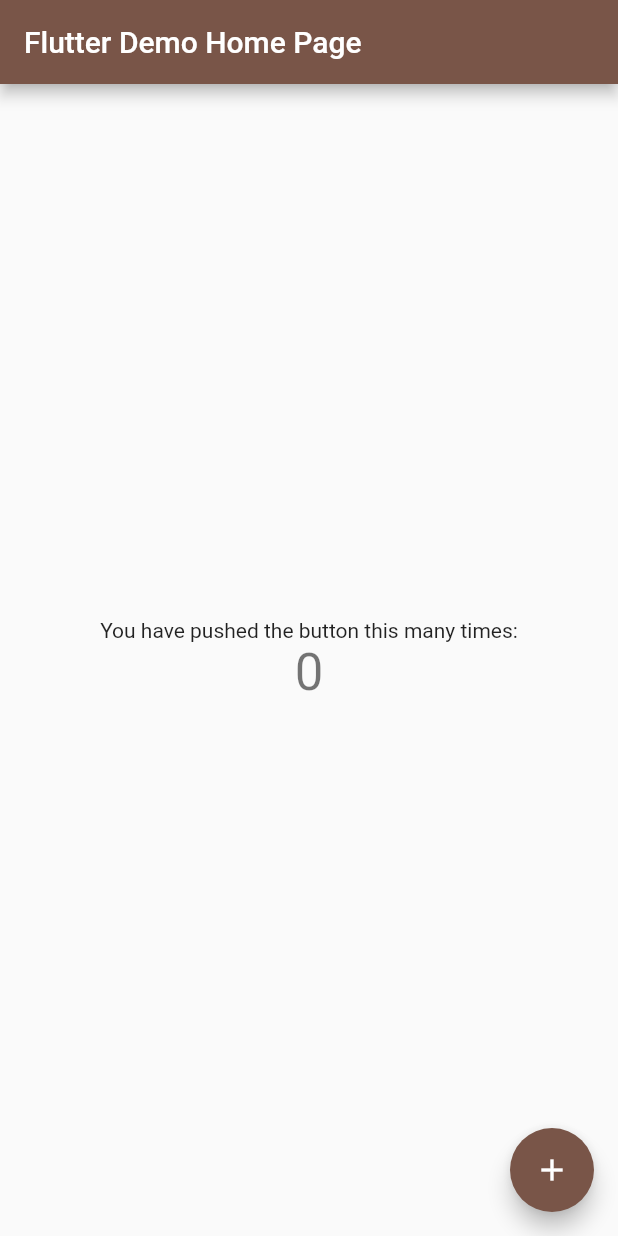
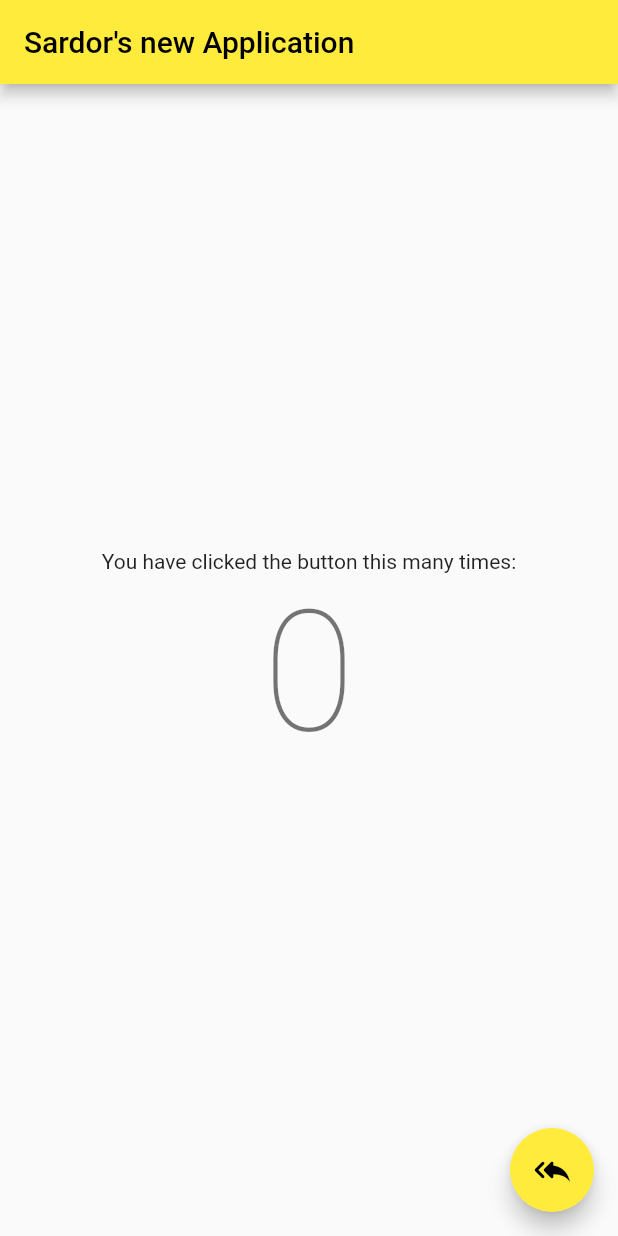
Before and after one commit to sardorergashaliyev/1-dars_kirish, a Flutter app: the screen it shows after launch, on a phone screen of 412 x 824 dp. Run offline on Flutter 3.47's test engine with Material 2 defaults, Android fonts, the phone set to English and light mode, and no system bars.

```diff
--- a/lib/main.dart
+++ b/lib/main.dart
@@ -13,9 +13,9 @@ class MyApp extends StatelessWidget {
       debugShowCheckedModeBanner: false,
       title: 'Flutter Demo',
       theme: ThemeData(
-        primarySwatch: Colors.brown,
+        primarySwatch: Colors.yellow,
       ),
-      home: const MyHomePage(title: 'Flutter Demo Home Page'),
+      home: const MyHomePage(title: "Sardor's new Application"),
     );
   }
 }
@@ -34,7 +34,7 @@ class _MyHomePageState extends State<MyHomePage> {
 
   void _incrementCounter() {
     setState(() {
-      _counter += 2;
+      _counter ++;
     });
   }
 
@@ -49,11 +49,11 @@ class _MyHomePageState extends State<MyHomePage> {
             mainAxisAlignment: MainAxisAlignment.center,
             children: <Widget>[
               const Text(
-                'You have pushed the button this many times:',
+                'You have clicked the button this many times:',
               ),
               Text(
                 '$_counter',
-                style: Theme.of(context).textTheme.headline4,
+                style: Theme.of(context).textTheme.displayLarge,
               ),
             ],
           ),
@@ -61,7 +61,7 @@ class _MyHomePageState extends State<MyHomePage> {
         floatingActionButton: FloatingActionButton(
           onPressed: _incrementCounter,
           tooltip: 'Increment',
-          child: const Icon(Icons.add),
+          child: const Icon(Icons.reply_all_rounded),
         ));
   }
 }
```
